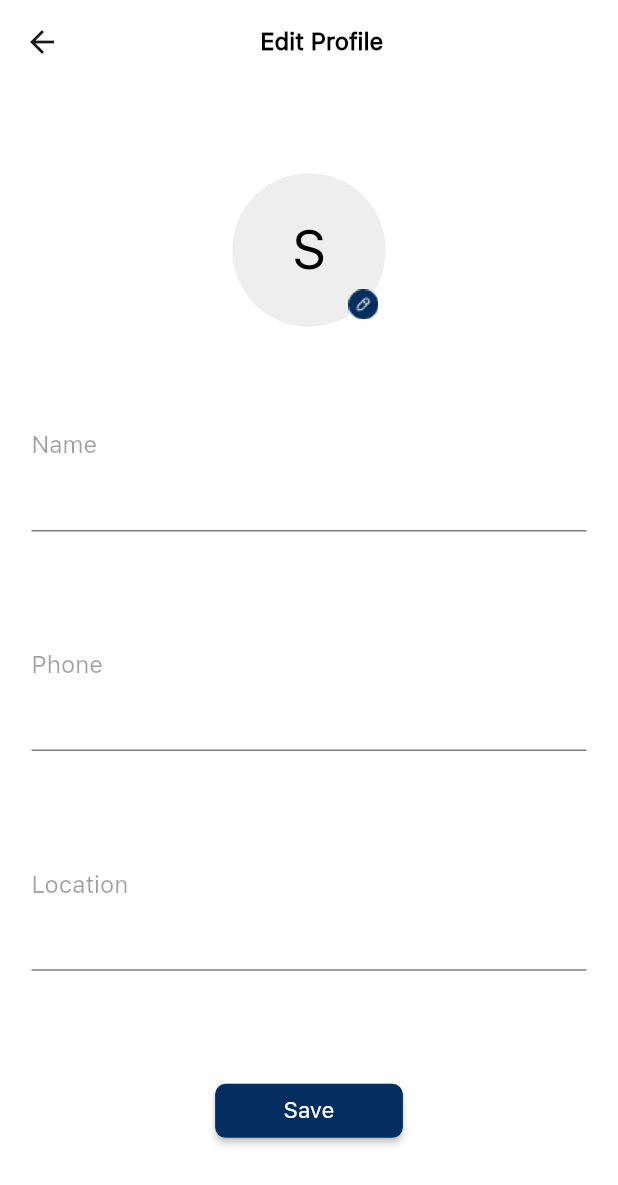
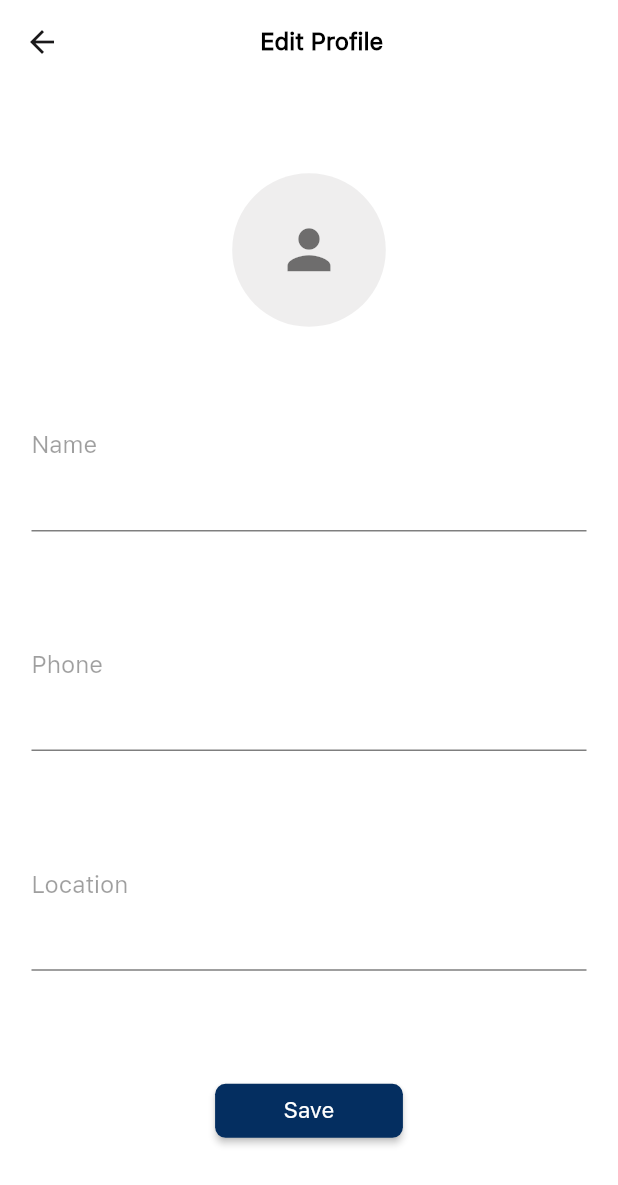
Before and after one commit to jyothir10/eatplek_admin, a Flutter app: the EditProfileScreen screen opened by its route, on a phone screen of 412 x 824 dp. Shown: the top 1185 px of the screen. Run offline on Flutter 3.47's test engine with Material 2 defaults, Android fonts, the phone set to English and light mode, and no system bars; drawn by our look-alikes of modal_progress_hud_nsn; our stand-ins replace dotted_line, firebase_core, firebase_messaging, flutter_local_notifications, flutter_svg, numberpicker and 1 more; accounts and stored records are empty.

Commit message:
edit profile UI.

```diff
--- a/lib/Screens/EditProfileScreen.dart
+++ b/lib/Screens/EditProfileScreen.dart
@@ -156,27 +156,32 @@ class _EditProfileScreenState extends State<EditProfileScreen> {
                           const CircleAvatar(
                             backgroundColor: Color(0xffefeeee),
                             radius: 51.2,
-                            child: Text(
-                              "S",
-                              style: TextStyle(
-                                color: Colors.black,
-                                fontSize: 35.826087951660156,
-                                fontFamily: 'SFUIText',
-                                fontWeight: FontWeight.w500,
-                              ),
+                            child: Icon(
+                              Icons.person,
+                              color: Colors.black54,
+                              size: 43,
                             ),
+                            // child: Text(
+                            //   "S",
+                            //   style: TextStyle(
+                            //     color: Colors.black,
+                            //     fontSize: 35.826087951660156,
+                            //     fontFamily: 'SFUIText',
+                            //     fontWeight: FontWeight.w500,
+                            //   ),
+                            // ),
                           ),
-                          Positioned(
-                            top: 65,
-                            left: 65,
-                            child: InkWell(
-                              onTap: () {},
-                              child: Image.asset(
-                                "images/edit_profile.png",
-                                height: 45,
-                              ),
-                            ),
-                          )
+                          // Positioned(
+                          //   top: 65,
+                          //   left: 65,
+                          //   child: InkWell(
+                          //     onTap: () {},
+                          //     child: Image.asset(
+                          //       "images/edit_profile.png",
+                          //       height: 45,
+                          //     ),
+                          //   ),
+                          // )
                         ],
                       )
                     : Container(),
```
